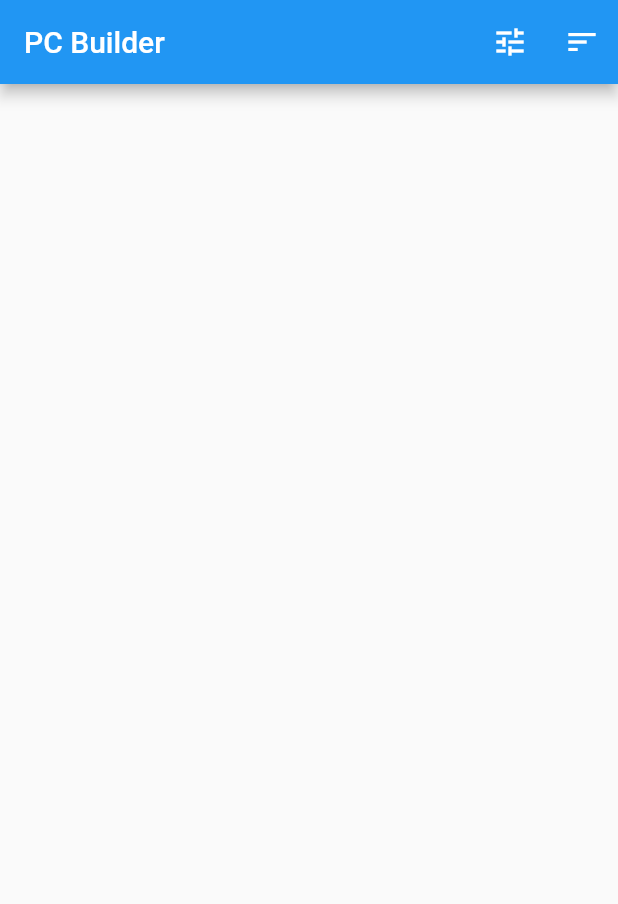
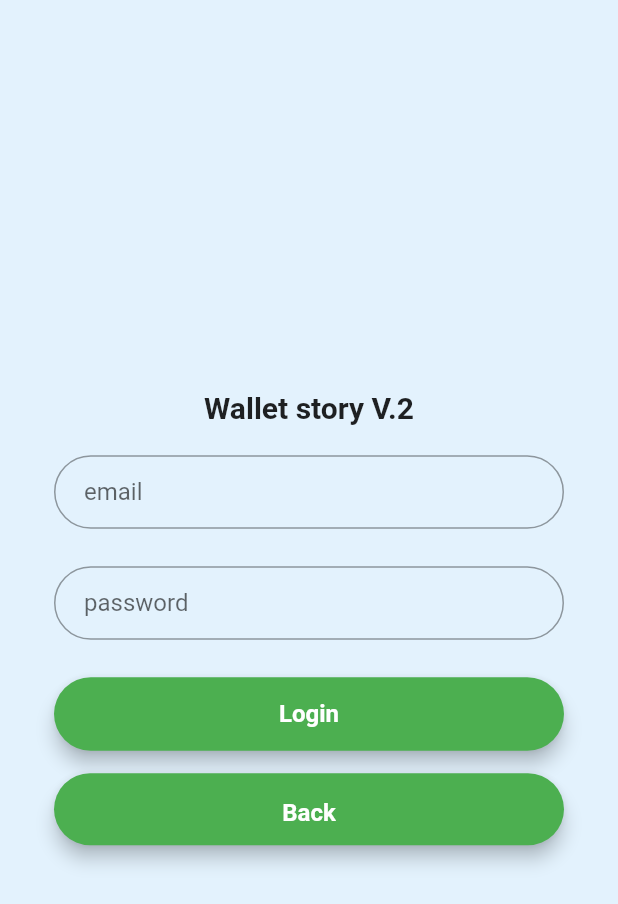
Before and after one commit to jirayuwat12/projectiny, a Flutter app: the screen it shows after launch, on a phone screen of 412 x 824 dp. Shown: the top 904 px of the screen. Run offline on Flutter 3.47's test engine with Material 2 defaults, Android fonts, the phone set to English and light mode, and no system bars.

Commit message:
login page writen by myself

```diff
--- a/wallet_story_v2/lib/main.dart
+++ b/wallet_story_v2/lib/main.dart
@@ -1,6 +1,19 @@
 import 'package:flutter/material.dart';
+import 'pages/login_page.dart';
+main(){
+  runApp(MyApp( ));
+}
 
-import 'package:wallet_story_v2/pages/vga.dart';
-void main( ){
-  runApp(myApp( ));
+
+class MyApp extends StatelessWidget {
+  @override
+  Widget build(BuildContext context) {
+    return MaterialApp(
+      title : 'wallet story V.2',
+      theme: ThemeData(
+        primarySwatch: Colors.green,
+      ),
+      home: LoginPage( ),
+    );
+  }
 }
--- a/wallet_story_v2/lib/models/vga.dart
+++ /dev/null
@@ -1,281 +0,0 @@
-class VgaFilter{
-  Set<String> allBrands={};
-  Set<String> selectedBrands={};
-}
-
-class Vga {
-  String cat;
-  int id;
-  int view;
-  int currentweek;
-  int lastweek;
-  int last2week;
-  int lastupdate;
-  int vgaId;
-  String vgaBrand;
-  String vgaModel;
-  String vgaCodeName;
-  String vgaBusType;
-  String vgaChipset;
-  String vgaSeries;
-  String vgaTech;
-  String vgaClock;
-  dynamic vgaShader;
-  dynamic vgaShaderUnit;
-  dynamic vgaMemSpeed;
-  String vgaMemSize;
-  String vgaMemType;
-  String vgaBit;
-  String vgaMaxReso;
-  dynamic vgaDirectx;
-  String vgaCfSli;
-  String vga3d;
-  dynamic vgaCooling;
-  int vgaDsub;
-  int vgaDvi;
-  int vgaHdmi;
-  int vgaMhdmi;
-  int vgaDisplayport;
-  int vgaMdisplayport;
-  String vgaOptionPort;
-  String vgaPower;
-  String vgaPsuRequire;
-  dynamic vgaFeature;
-  int vgaWaranty;
-  int vgaScore;
-  int score3D11;
-  int vgaPriceAdv;
-  int vgaPriceBan;
-  int vgaPriceJib;
-  int vgaPriceTk;
-  int vgaPriceJedi;
-  int vgaPriceCommore;
-  int vgaPriceHwh;
-  int vgaPriceBusitek;
-  int vgaPriceEtc;
-  String vgaPicture;
-  dynamic advId;
-  dynamic tkId;
-  dynamic jediId;
-  int soldout;
-  String when;
-  int tmpClose;
-  String timestampTmpClose;
-  dynamic commoreId;
-  dynamic jibId;
-  int bananaId;
-  int isHighlight;
-  dynamic vgaPriceTopvalue;
-  dynamic topvalueId;
-  String vgaCatSeo;
-  int lowestPrice;
-  String vgaMemModel;
-
-  Vga(
-      {this.cat,
-      this.id,
-      this.view,
-      this.currentweek,
-      this.lastweek,
-      this.last2week,
-      this.lastupdate,
-      this.vgaId,
-      this.vgaBrand,
-      this.vgaModel,
-      this.vgaCodeName,
-      this.vgaBusType,
-      this.vgaChipset,
-      this.vgaSeries,
-      this.vgaTech,
-      this.vgaClock,
-      this.vgaShader,
-      this.vgaShaderUnit,
-      this.vgaMemSpeed,
-      this.vgaMemSize,
-      this.vgaMemType,
-      this.vgaBit,
-      this.vgaMaxReso,
-      this.vgaDirectx,
-      this.vgaCfSli,
-      this.vga3d,
-      this.vgaCooling,
-      this.vgaDsub,
-      this.vgaDvi,
-      this.vgaHdmi,
-      this.vgaMhdmi,
-      this.vgaDisplayport,
-      this.vgaMdisplayport,
-      this.vgaOptionPort,
-      this.vgaPower,
-      this.vgaPsuRequire,
-      this.vgaFeature,
-      this.vgaWaranty,
-      this.vgaScore,
-      this.score3D11,
-      this.vgaPriceAdv,
-      this.vgaPriceBan,
-      this.vgaPriceJib,
-      this.vgaPriceTk,
-      this.vgaPriceJedi,
-      this.vgaPriceCommore,
-      this.vgaPriceHwh,
-      this.vgaPriceBusitek,
-      this.vgaPriceEtc,
-      this.vgaPicture,
-      this.advId,
-      this.tkId,
-      this.jediId,
-      this.soldout,
-      this.when,
-      this.tmpClose,
-      this.timestampTmpClose,
-      this.commoreId,
-      this.jibId,
-      this.bananaId,
-      this.isHighlight,
-      this.vgaPriceTopvalue,
-      this.topvalueId,
-      this.vgaCatSeo,
-      this.lowestPrice,
-      this.vgaMemModel});
-
-  Vga.fromJson(Map<String, dynamic> json) {
-    cat = json['cat'];
-    id = json['id'];
-    view = json['view'];
-    currentweek = json['currentweek'];
-    lastweek = json['lastweek'];
-    last2week = json['last2week'];
-    lastupdate = json['lastupdate'];
-    vgaId = json['vga_id'];
-    vgaBrand = json['vga_brand'];
-    vgaModel = json['vga_model'];
-    vgaCodeName = json['vga_code_name'];
-    vgaBusType = json['vga_bus_type'];
-    vgaChipset = json['vga_chipset'];
-    vgaSeries = json['vga_series'];
-    vgaTech = json['vga_tech'];
-    vgaClock = json['vga_clock'];
-    vgaShader = json['vga_shader'];
-    vgaShaderUnit = json['vga_shader_unit'];
-    vgaMemSpeed = json['vga_mem_speed'];
-    vgaMemSize = json['vga_mem_size'];
-    vgaMemType = json['vga_mem_type'];
-    vgaBit = json['vga_bit'];
-    vgaMaxReso = json['vga_max_reso'];
-    vgaDirectx = json['vga_directx'];
-    vgaCfSli = json['vga_cf_sli'];
-    vga3d = json['vga_3d'];
-    vgaCooling = json['vga_cooling'];
-    vgaDsub = json['vga_dsub'];
-    vgaDvi = json['vga_dvi'];
-    vgaHdmi = json['vga_hdmi'];
-    vgaMhdmi = json['vga_mhdmi'];
-    vgaDisplayport = json['vga_displayport'];
-    vgaMdisplayport = json['vga_mdisplayport'];
-    vgaOptionPort = json['vga_option_port'];
-    vgaPower = json['vga_power'];
-    vgaPsuRequire = json['vga_psu_require'];
-    vgaFeature = json['vga_feature'];
-    vgaWaranty = json['vga_waranty'];
-    vgaScore = json['vga_score'];
-    score3D11 = json['score3D11'];
-    vgaPriceAdv = json['vga_price_adv'];
-    vgaPriceBan = json['vga_price_ban'];
-    vgaPriceJib = json['vga_price_jib'];
-    vgaPriceTk = json['vga_price_tk'];
-    vgaPriceJedi = json['vga_price_jedi'];
-    vgaPriceCommore = json['vga_price_commore'];
-    vgaPriceHwh = json['vga_price_hwh'];
-    vgaPriceBusitek = json['vga_price_busitek'];
-    vgaPriceEtc = json['vga_price_etc'];
-    vgaPicture = json['vga_picture'];
-    advId = json['adv_id'];
-    tkId = json['tk_id'];
-    jediId = json['jedi_id'];
-    soldout = json['soldout'];
-    when = json['when'];
-    tmpClose = json['tmp_close'];
-    timestampTmpClose = json['timestamp_tmp_close'];
-    commoreId = json['commore_id'];
-    jibId = json['jib_id'];
-    bananaId = json['banana_id'];
-    isHighlight = json['is_highlight'];
-    vgaPriceTopvalue = json['vga_price_topvalue'];
-    topvalueId = json['topvalue_id'];
-    vgaCatSeo = json['vga_cat_seo'];
-    lowestPrice = json['lowest_price'];
-    vgaMemModel = json['vga_mem_model'];
-  }
-
-  Map<String, dynamic> toJson() {
-    final Map<String, dynamic> data = new Map<String, dynamic>();
-    data['cat'] = this.cat;
-    data['id'] = this.id;
-    data['view'] = this.view;
-    data['currentweek'] = this.currentweek;
-    data['lastweek'] = this.lastweek;
-    data['last2week'] = this.last2week;
-    data['lastupdate'] = this.lastupdate;
-    data['vga_id'] = this.vgaId;
-    data['vga_brand'] = this.vgaBrand;
-    data['vga_model'] = this.vgaModel;
-    data['vga_code_name'] = this.vgaCodeName;
-    data['vga_bus_type'] = this.vgaBusType;
-    data['vga_chipset'] = this.vgaChipset;
-    data['vga_series'] = this.vgaSeries;
-    data['vga_tech'] = this.vgaTech;
-    data['vga_clock'] = this.vgaClock;
-    data['vga_shader'] = this.vgaShader;
-    data['vga_shader_unit'] = this.vgaShaderUnit;
-    data['vga_mem_speed'] = this.vgaMemSpeed;
-    data['vga_mem_size'] = this.vgaMemSize;
-    data['vga_mem_type'] = this.vgaMemType;
-    data['vga_bit'] = this.vgaBit;
-    data['vga_max_reso'] = this.vgaMaxReso;
-    data['vga_directx'] = this.vgaDirectx;
-    data['vga_cf_sli'] = this.vgaCfSli;
-    data['vga_3d'] = this.vga3d;
-    data['vga_cooling'] = this.vgaCooling;
-    data['vga_dsub'] = this.vgaDsub;
-    data['vga_dvi'] = this.vgaDvi;
-    data['vga_hdmi'] = this.vgaHdmi;
-    data['vga_mhdmi'] = this.vgaMhdmi;
-    data['vga_displayport'] = this.vgaDisplayport;
-    data['vga_mdisplayport'] = this.vgaMdisplayport;
-    data['vga_option_port'] = this.vgaOptionPort;
-    data['vga_power'] = this.vgaPower;
-    data['vga_psu_require'] = this.vgaPsuRequire;
-    data['vga_feature'] = this.vgaFeature;
-    data['vga_waranty'] = this.vgaWaranty;
-    data['vga_score'] = this.vgaScore;
-    data['score3D11'] = this.score3D11;
-    data['vga_price_adv'] = this.vgaPriceAdv;
-    data['vga_price_ban'] = this.vgaPriceBan;
-    data['vga_price_jib'] = this.vgaPriceJib;
-    data['vga_price_tk'] = this.vgaPriceTk;
-    data['vga_price_jedi'] = this.vgaPriceJedi;
-    data['vga_price_commore'] = this.vgaPriceCommore;
-    data['vga_price_hwh'] = this.vgaPriceHwh;
-    data['vga_price_busitek'] = this.vgaPriceBusitek;
-    data['vga_price_etc'] = this.vgaPriceEtc;
-    data['vga_picture'] = this.vgaPicture;
-    data['adv_id'] = this.advId;
-    data['tk_id'] = this.tkId;
-    data['jedi_id'] = this.jediId;
-    data['soldout'] = this.soldout;
-    data['when'] = this.when;
-    data['tmp_close'] = this.tmpClose;
-    data['timestamp_tmp_close'] = this.timestampTmpClose;
-    data['commore_id'] = this.commoreId;
-    data['jib_id'] = this.jibId;
-    data['banana_id'] = this.bananaId;
-    data['is_highlight'] = this.isHighlight;
-    data['vga_price_topvalue'] = this.vgaPriceTopvalue;
-    data['topvalue_id'] = this.topvalueId;
-    data['vga_cat_seo'] = this.vgaCatSeo;
-    data['lowest_price'] = this.lowestPrice;
-    data['vga_mem_model'] = this.vgaMemModel;
-    return data;
-  }
-}
--- /dev/null
+++ b/wallet_story_v2/lib/pages/login_page.dart
@@ -0,0 +1,117 @@
+import 'package:flutter/material.dart';
+
+class LoginPage extends StatefulWidget {
+  @override
+  _LoginPageState createState() => _LoginPageState();
+}
+
+class _LoginPageState extends State<LoginPage> {
+  final _inputformkey = GlobalKey<FormState>();
+  String _inputemail;
+  String _inputpass;
+  @override
+  Widget build(BuildContext context) {
+    final emailField = TextFormField(
+      decoration: InputDecoration(
+        contentPadding: EdgeInsets.fromLTRB(20, 15, 20, 15),
+        labelText: 'email',
+        border: OutlineInputBorder(borderRadius: BorderRadius.circular(32)),
+      ),
+      onSaved: (String value){
+        _inputemail = value;
+      },
+    );
+    final passFeild = TextFormField(
+      obscureText: true,
+      decoration: InputDecoration(
+        contentPadding: EdgeInsets.fromLTRB(20, 15, 20, 15),
+        labelText: 'password',
+        border: OutlineInputBorder(borderRadius: BorderRadius.circular(32)),
+      ),
+      onSaved: (String value){
+        _inputpass = value;
+      },
+    );
+    final loginsubmit = Material(
+      elevation: 5,
+      borderRadius: BorderRadius.circular(30),
+      color: Colors.green,
+      child: MaterialButton(
+        minWidth: MediaQuery.of(context).size.width,
+        padding: EdgeInsets.fromLTRB(20, 15, 20, 15),
+        onPressed: (){
+          _inputformkey.currentState.save();
+          print("Email : $_inputemail\nPassword : $_inputpass");
+
+          _inputformkey.currentState.reset();
+        },
+        child: Text('Login',
+          style: TextStyle(
+            color: Colors.white,
+            fontWeight: FontWeight.bold,
+            fontSize: 16,
+          ),
+          textAlign: TextAlign.center,
+        ),
+      ),
+    );
+    final backbutton = Material(
+      elevation: 5,
+      borderRadius: BorderRadius.circular(30),
+      color: Colors.green,
+      child: MaterialButton(
+        minWidth: MediaQuery.of(context).size.width,
+        padding: EdgeInsets.fromLTRB(20, 15, 20, 10),
+        onPressed: (){
+          Navigator.pop(context);
+        },
+        child: Text('Back',
+          style: TextStyle(
+            color: Colors.white,
+            fontWeight: FontWeight.bold,
+            fontSize: 16,
+          ),
+          textAlign: TextAlign.center,
+        ),
+      ),
+    );
+    return Scaffold(
+      body: Center(
+        child: Container(
+          color: Colors.blue[50],
+          child: Padding(
+            padding: EdgeInsets.all(36),
+            child : Form(
+              key: _inputformkey,
+              child: Column(
+                mainAxisAlignment: MainAxisAlignment.center,
+                children: [
+                  // SizedBox(
+                  //   height: 155,
+                  // ),
+                  // SizedBox(
+                  //   height: 45,
+                  // ),
+                  Text('Wallet story V.2',
+                    style: TextStyle(
+                      fontSize: 20,
+                      fontWeight: FontWeight.bold,
+                    ),
+                  ),
+                  SizedBox(height: 20),
+                  emailField,
+                  SizedBox(height: 25),
+                  passFeild,
+                  SizedBox(height: 25),
+                  loginsubmit,
+                  SizedBox(height: 15),
+                  backbutton,
+                ],
+              ),
+            ),
+          ),
+        ),
+      ),
+    );
+  }
+}
--- a/wallet_story_v2/lib/pages/vga.dart
+++ /dev/null
@@ -1,187 +0,0 @@
-import 'package:flutter/material.dart';
-import 'package:cached_network_image/cached_network_image.dart';
-import 'package:flutter_cache_store/flutter_cache_store.dart';
-import 'dart:convert';
-
-import 'package:wallet_story_v2/pages/vga_detail.dart';
-import 'package:wallet_story_v2/models/vga.dart';
-import 'package:wallet_story_v2/pages/vga_filter.dart';
-import 'package:wallet_story_v2/pages/vga_filter.dart';
-
-class myApp extends StatelessWidget {
-  @override
-  Widget build(BuildContext context) {
-    return MaterialApp(
-      title: 'PC Builder.',
-      home: VgaPage(),
-    );
-  }
-}
-
-class VgaPage extends StatefulWidget {
-  @override
-  _VgaPageState createState() => _VgaPageState();
-}
-
-class _VgaPageState extends State<VgaPage> {
-  List<Vga> allVgas = [];
-  List<Vga> filteredVgas = [];
-
-  String sortby = 'latest';
-  BuildContext _scaffoldContext;
-  VgaFilter vgafilter = VgaFilter();
-
-  sortAction( ){
-    setState(() {
-      if(sortby == 'latest'){
-        sortby = 'low to hight';
-        filteredVgas.sort((a,b){
-          return a.vgaPriceAdv - b.vgaPriceAdv;
-        });
-      }else if(sortby == 'low to hight'){
-        sortby = 'hight to low';
-        filteredVgas.sort((a,b){
-          return b.vgaPriceAdv - a.vgaPriceAdv;
-        });
-      }else{
-        sortby = 'latest';
-        filteredVgas.sort((a,b){
-          return b.id-a.id;
-        });
-      }
-    });
-
-  }
-
-  showMessage(String message){
-    Scaffold.of(_scaffoldContext).showSnackBar(
-      SnackBar(
-        content: Text('Sort by ' +message),
-        duration: Duration(milliseconds: 500),
-      ),
-    );
-  }
-
-  @override
-  void initState() {
-    super.initState();
-    loadData();
-    filterAction();
-  }
-
-  void loadData() async{
-    final store = await CacheStore.getInstance();
-    final file = await store.getFile('https://www.advice.co.th/pc/get_comp/vga');
-    final jsonString = json.decode(file.readAsStringSync());
-    setState(() {
-      jsonString.forEach((v){
-          final vga = Vga.fromJson(v);
-          if(vga.advId != '' && vga.vgaPriceAdv != 0) allVgas.add(vga);
-        }
-      );
-    });
-    //print(file.readAsStringSync());
-  }
-
-  filterAction( ){
-    setState(() {
-      vgafilter.allBrands = allVgas.map((e) => e.vgaBrand).toSet();
-      //vgafilter.selectedBrands = allVgas.map((e) => e.vgaBrand).toSet();
-      // vgafilter.selectedBrands.remove('GIGABYTE');
-      filteredVgas.clear();
-      allVgas.forEach((element) {
-        if(vgafilter.selectedBrands.contains(element.vgaBrand))
-          filteredVgas.add(element);
-      });
-    });
-  }
-
-  @override
-  Widget build(BuildContext context) {
-    return Scaffold(
-      appBar: AppBar(
-        title :Text('PC Builder'),
-        actions: [
-
-          IconButton(
-            icon: Icon(Icons.tune),
-            tooltip: 'Filter',
-            onPressed: ( ){
-              navigate2filterPage(context);
-            },
-          ),
-          IconButton(
-            icon: Icon(Icons.sort),
-            tooltip: 'Sort',
-            onPressed: (){
-              sortAction();
-              showMessage(sortby);
-            },
-          ),
-        ],
-      ),
-      body: Builder(builder:(context){
-        _scaffoldContext = context;
-        return bodyBuilder();
-      }),
-    );
-  }
-
-  navigate2filterPage(BuildContext context) async{
-    //vgafilter.vgaBrands = ['ASUS'];
-    VgaFilter result = await Navigator.push(context,MaterialPageRoute(
-      builder: (context) => VgaFilterPage(
-        vgaFilter: vgafilter,
-      )
-    ));
-    if(result.selectedBrands != null){
-      vgafilter.selectedBrands = result.selectedBrands;
-      filterAction();
-    }
-  }
-
-  Widget bodyBuilder() {
-    return Padding(
-      padding: const EdgeInsets.all(4.0),
-      child: ListView.builder(
-        itemCount: filteredVgas.length,
-        itemBuilder: (BuildContext context,int i){
-          return Card(
-            elevation: 0,
-            child: Container(
-              child: InkWell(
-                onTap: (){
-                  Navigator.push(
-                    context,
-                    MaterialPageRoute(
-                      builder: (context) => VgaDetailPage(),
-                    ),
-                  );
-                },
-                child: Row(
-                  mainAxisAlignment: MainAxisAlignment.start,
-                  children: [
-                    Container(
-                      height: 150,
-                      width: 150,
-                      child: CachedNetworkImage(
-                        imageUrl: 'https://www.advice.co.th/pic-pc/vga/' +filteredVgas[i].vgaPicture,
-                      ),
-                    ),
-                    Column(
-                      children: [
-                        Text('${filteredVgas[i].vgaModel}'),
-                        Text('${filteredVgas[i].vgaBrand}'),
-                        Text('${filteredVgas[i].vgaPriceAdv} Bath'),
-                      ],
-                    ),
-                  ],
-                ),
-              ),
-            ),
-          );
-        },
-      ),
-    );
-  }
-}
--- a/wallet_story_v2/pubspec.yaml
+++ b/wallet_story_v2/pubspec.yaml
@@ -27,9 +27,9 @@ dependencies:
 
   # The following adds the Cupertino Icons font to your application.
   # Use with the CupertinoIcons class for iOS style icons.
-  cupertino_icons: ^1.0.2
-  cached_network_image: ^2.5.1
-  flutter_cache_store: ^0.7.2
+  rxdart:
+  get_it:
+  google_fonts:
 
 dev_dependencies:
   flutter_test:
```
Also changed, not shown: wallet_story_v2/lib/pages/vga_detail.dart (deleted, +0 -21 lines), wallet_story_v2/lib/pages/vga_filter.dart (deleted, +0 -86 lines), wallet_story_v2/pubspec.lock.
